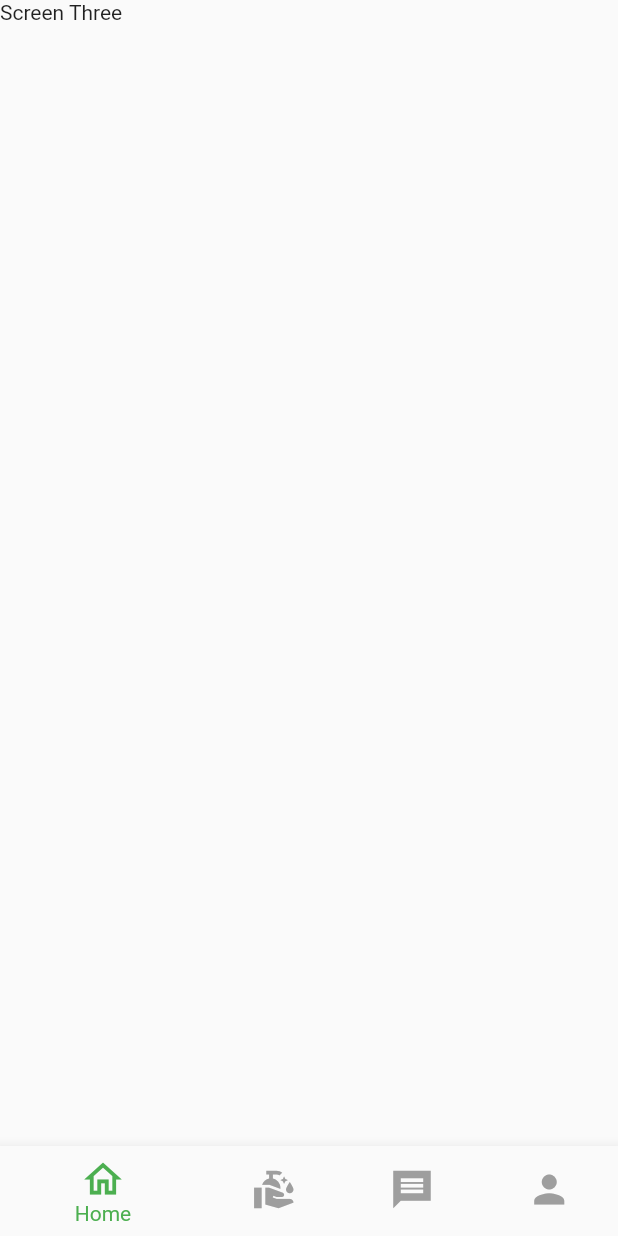
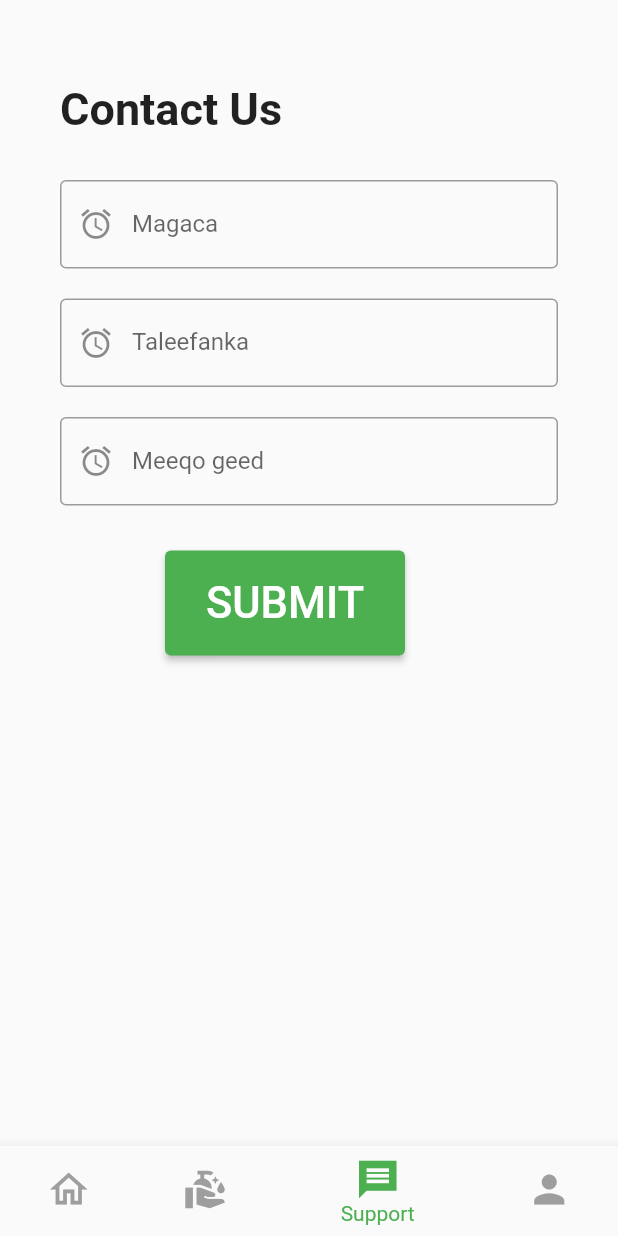
Before and after one commit to Mohamedali678/tigaad, a Flutter app: the screen it shows after launch, item 3 of the bottom bar chosen, on a phone screen of 412 x 824 dp. Run offline on Flutter 3.47's test engine with Material 2 defaults, Android fonts, the phone set to English and light mode, and no system bars; our stand-ins replace carousel_slider.

Commit message:
completed screens with minimal design

```diff
--- a/lib/main.dart
+++ b/lib/main.dart
@@ -8,6 +8,7 @@ import 'package:flutter/material.dart';
 void main() {
   runApp(
     MaterialApp(
+      theme: ThemeData(primarySwatch: Colors.green),
       debugShowCheckedModeBanner: false,
       home: BottomNavigationScreen(),
     ),
--- a/lib/view/screens/botton_nav_screen.dart
+++ b/lib/view/screens/botton_nav_screen.dart
@@ -1,4 +1,6 @@
+import 'package:dhir_app/profile_screen.dart';
 import 'package:dhir_app/view/screens/donate_screen.dart';
+import 'package:dhir_app/view/screens/form_screen.dart';
 import 'package:dhir_app/view/screens/home_screen.dart';
 import 'package:flutter/material.dart';
 
@@ -12,8 +14,8 @@ class _BottomNavigationScreenState extends State<BottomNavigationScreen> {
   final List<Widget> screens = [
     HomeScreen(),
     DonateScreen(),
-    Text("Screen Three"),
-    Text("Screen Four"),
+    FormScreen(),
+    ProfileScreen(),
   ];
 
   int indexScreen = 0;
@@ -22,8 +24,8 @@ class _BottomNavigationScreenState extends State<BottomNavigationScreen> {
   Widget build(BuildContext context) {
     return Scaffold(
       bottomSheet: BottomNavigationBar(
+        currentIndex: indexScreen,
         selectedItemColor: Colors.green,
-        showSelectedLabels: true,
         unselectedItemColor: Colors.grey,
         onTap: (value) {
           setState(() {
--- a/lib/view/screens/dhirta_banaanka_screen.dart
+++ b/lib/view/screens/dhirta_banaanka_screen.dart
@@ -36,6 +36,7 @@ class DhirtaBanaankaScreen extends StatelessWidget {
         reverse: true,
         itemCount: object.getAllData.length,
         gridDelegate: SliverGridDelegateWithFixedCrossAxisCount(
+          childAspectRatio: 0.8,
           crossAxisCount: 2,
         ),
         padding: EdgeInsets.only(top: 10),
@@ -72,8 +73,11 @@ class DhirtaBanaankaScreen extends StatelessWidget {
                   object.getAllData[index].name,
                   style: TextStyle(fontSize: 18),
                 ),
+                SizedBox(
+                  height: 15,
+                ),
                 Text(
-                  object.getAllData[index].price.toString(),
+                  "\$${object.getAllData[index].price.toString()}",
                   style: TextStyle(
                     fontSize: 18,
                     color: Color.fromARGB(255, 45, 102, 47),
--- a/lib/view/screens/shirta_guryaha_screen.dart
+++ b/lib/view/screens/dhirta_guryaha_screen.dart
@@ -35,6 +35,7 @@ class DhirtaGuryahaScreen extends StatelessWidget {
       body: GridView.builder(
         itemCount: object.getAllData.length,
         gridDelegate: SliverGridDelegateWithFixedCrossAxisCount(
+          childAspectRatio: 0.8,
           crossAxisCount: 2,
         ),
         padding: EdgeInsets.only(top: 30),
@@ -71,8 +72,11 @@ class DhirtaGuryahaScreen extends StatelessWidget {
                   object.getAllData[index].name,
                   style: TextStyle(fontSize: 18),
                 ),
+                SizedBox(
+                  height: 15,
+                ),
                 Text(
-                  object.getAllData[index].price.toString(),
+                  "\$${object.getAllData[index].price.toString()}",
                   style: TextStyle(
                     fontSize: 18,
                     color: Color.fromARGB(255, 45, 102, 47),
--- /dev/null
+++ b/lib/view/screens/form_screen.dart
@@ -0,0 +1,76 @@
+import 'package:flutter/material.dart';
+import 'package:flutter/src/widgets/container.dart';
+import 'package:flutter/src/widgets/framework.dart';
+
+class FormScreen extends StatelessWidget {
+  const FormScreen({super.key});
+
+  @override
+  Widget build(BuildContext context) {
+    return Scaffold(
+      body: SafeArea(
+          child: Form(
+        child: Padding(
+          padding: const EdgeInsets.only(left: 40, right: 40, top: 10),
+          child:
+              Column(crossAxisAlignment: CrossAxisAlignment.start, children: [
+            SizedBox(
+              height: 45,
+            ),
+            Text(
+              "Contact Us",
+              style: TextStyle(fontSize: 30, fontWeight: FontWeight.w600),
+            ),
+            SizedBox(
+              height: 30,
+            ),
+            TextFormField(
+              decoration: InputDecoration(
+                  labelText: "Magaca",
+                  prefixIcon: Icon(Icons.access_alarm),
+                  border: OutlineInputBorder()),
+            ),
+            SizedBox(
+              height: 20,
+            ),
+            TextFormField(
+              keyboardType: TextInputType.number,
+              decoration: InputDecoration(
+                  labelText: "Taleefanka",
+                  prefixIcon: Icon(Icons.access_alarm),
+                  border: OutlineInputBorder()),
+            ),
+            SizedBox(
+              height: 20,
+            ),
+            TextFormField(
+              keyboardType: TextInputType.number,
+              decoration: InputDecoration(
+                  labelText: "Meeqo geed",
+                  prefixIcon: Icon(Icons.access_alarm),
+                  border: OutlineInputBorder()),
+            ),
+            SizedBox(
+              height: 20,
+            ),
+            Container(
+              height: 80,
+              width: 230,
+              child: Padding(
+                padding: const EdgeInsets.only(left: 70, top: 10),
+                child: ElevatedButton(
+                    onPressed: () {},
+                    child: Text(
+                      "SUBMIT",
+                      style: TextStyle(
+                        fontSize: 29,
+                      ),
+                    )),
+              ),
+            )
+          ]),
+        ),
+      )),
+    );
+  }
+}
--- a/pubspec.yaml
+++ b/pubspec.yaml
@@ -36,6 +36,7 @@ dependencies:
   # The following adds the Cupertino Icons font to your application.
   # Use with the CupertinoIcons class for iOS style icons.
   cupertino_icons: ^1.0.2
+  carousel_slider: ^4.2.1
 
 dev_dependencies:
   flutter_test:
```
Also changed, not shown: lib/profile_screen.dart (added, +46 -0 lines), lib/view/screens/home_screen.dart (+29 -10 lines), pubspec.lock.
